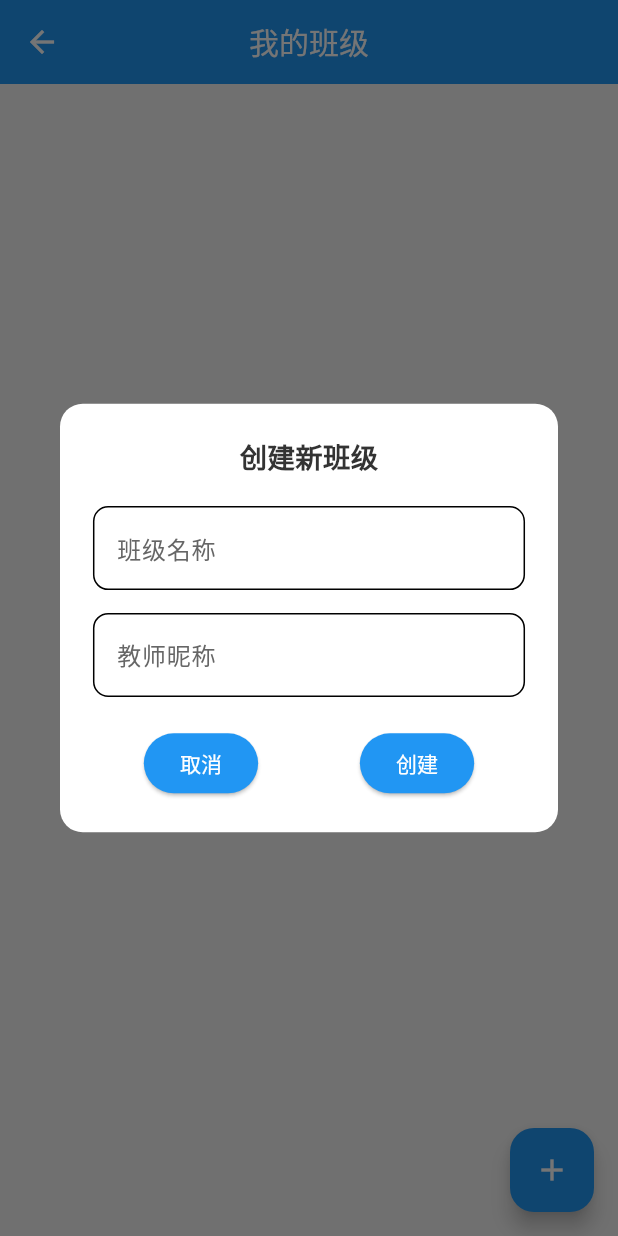
After one commit to yydcc/cccc1, a Flutter app: the TeacherClassinfoView screen opened directly, after a tap on the "add" icon, on a phone screen of 412 x 824 dp. The commit adds this screen. Run offline on Flutter 3.47's test engine with Material 3 defaults, Android fonts, the phone set to English and light mode, and no system bars; drawn by our look-alikes of easy_refresh, oktoast; our stand-ins replace cached_network_image, dio, flutter_easyloading, flutter_screenutil, get, image_picker and 1 more; accounts and stored records are empty; network calls fail.

Commit message:
学生班级界面基本完成

```diff
--- a/lib/module/classinfo/classinfo_model.dart
+++ b/lib/module/classinfo/classinfo_model.dart
@@ -1,4 +1,4 @@
-import 'dart:ffi';
+
 
 class ClassInfo {
   final int classId;
@@ -6,6 +6,9 @@ class ClassInfo {
   final int teacherId;
   final String teacherNickname;
   final String courseCode;
+  final String createAt;
+  final String joinedAt;
+  final int studentCount;
 
   ClassInfo({
     required this.classId,
@@ -13,6 +16,10 @@ class ClassInfo {
     required this.teacherId,
     required this.teacherNickname,
     required this.courseCode,
+    required this.createAt,
+    required this.joinedAt,
+    required this.studentCount,
+
   });
   factory ClassInfo.fromJson(Map<String, dynamic> json) {
     return ClassInfo(
@@ -21,6 +28,9 @@ class ClassInfo {
       teacherId: json['teacherId'],
       teacherNickname: json['teacherNickname'],
       courseCode: json['courseCode'],
+      createAt: json['createAt'],
+      joinedAt: json['joinedAt'],
+      studentCount: json['studentCount']
     );
   }
 }
--- /dev/null
+++ b/lib/module/classinfo/teacher_classinfo_controller.dart
@@ -0,0 +1,217 @@
+import 'package:cccc1/common/utils/storage.dart';
+import 'package:flutter/material.dart';
+import 'package:flutter_screenutil/flutter_screenutil.dart';
+import 'package:get/get.dart';
+import '../../common/utils/http.dart';
+import '../../common/theme/color.dart';
+import 'package:easy_refresh/easy_refresh.dart';
+
+import 'classinfo_model.dart';
+
+
+
+class TeacherClassinfoController extends GetxController {
+  final HttpUtil httpUtil = HttpUtil();
+  final RxList<ClassInfo> classList = <ClassInfo>[].obs;
+  final TextEditingController classNameController = TextEditingController();
+  final TextEditingController teacherNicknameController = TextEditingController();
+  final refreshController = EasyRefreshController(
+    controlFinishRefresh: true,
+    controlFinishLoad: true,
+  );
+
+  int currentPage = 1;
+  final int pageSize = 10;
+  bool hasMore = true;
+
+  @override
+  void onInit() {
+    super.onInit();
+    loadClasses();
+  }
+
+  Future<void> onRefresh() async {
+    currentPage = 1;
+    hasMore = true;
+    await loadClasses();
+    refreshController.finishRefresh();
+    refreshController.resetFooter();
+  }
+
+  Future<void> onLoadMore() async {
+    if (!hasMore) {
+      refreshController.finishLoad(IndicatorResult.noMore);
+      return;
+    }
+
+    currentPage++;
+    await loadClasses(isLoadMore: true);
+    refreshController.finishLoad(
+      hasMore ? IndicatorResult.success : IndicatorResult.noMore
+    );
+  }
+
+  Future<void> loadClasses({bool isLoadMore = false}) async {
+    final storage = await StorageService.instance;
+    final username = storage.getUsername()??'';
+    try {
+      final response = await httpUtil.post(
+        '/teacher/get_class',
+        data: {
+          'username':username,
+          'page': currentPage,
+          'size': pageSize,
+        },
+      );
+
+      if (response.code == 200) {
+        final List<ClassInfo> newClasses = (response.data['classInfoList'] as List? ?? [])
+            .map((item) => ClassInfo(
+          teacherId: item['teacherId'],
+          classId: item['classId'] ,
+          className: item['className'] ?? '',
+          teacherNickname: item['teacherNickname'] ?? '',
+          joinedAt: item['joinedAt'] ?? '',
+          courseCode: item['courseCode'] ?? '',
+          createAt: item['createAt'],
+          studentCount: item['studentCount'],
+        ))
+            .toList();
+
+        if (isLoadMore) {
+          classList.addAll(newClasses);
+        } else {
+          classList.value = newClasses;
+        }
+
+        hasMore = newClasses.length >= pageSize;
+      }
+    } catch (e) {
+      print('Load classes error: $e');
+      Get.snackbar('错误', '获取班级列表失败');
+    }
+  }
+
+  void showCreateClassDialog() {
+    Get.dialog(
+      Dialog(
+        shape: RoundedRectangleBorder(
+          borderRadius: BorderRadius.circular(15.r),
+        ),
+        child: Container(
+          padding: EdgeInsets.all(20.w),
+          child: Column(
+            mainAxisSize: MainAxisSize.min,
+            children: [
+              Text(
+                '创建新班级',
+                style: TextStyle(
+                  fontSize: 18.sp,
+                  fontWeight: FontWeight.bold,
+                  color: GlobalThemData.textPrimaryColor,
+                ),
+              ),
+              SizedBox(height: 20.h),
+              TextField(
+                controller: classNameController,
+                decoration: InputDecoration(
+                  labelText: '班级名称',
+                  labelStyle: TextStyle(color: GlobalThemData.textSecondaryColor),
+                  border: OutlineInputBorder(
+                    borderRadius: BorderRadius.circular(10.r),
+                  ),
+                  focusedBorder: OutlineInputBorder(
+                    borderRadius: BorderRadius.circular(10.r),
+                    borderSide: BorderSide(color: Theme.of(Get.context!).primaryColor),
+                  ),
+                ),
+              ),
+              SizedBox(height: 15.h),
+              TextField(
+                controller: teacherNicknameController,
+                decoration: InputDecoration(
+                  labelText: '教师昵称',
+                  labelStyle: TextStyle(color: GlobalThemData.textSecondaryColor),
+                  border: OutlineInputBorder(
+                    borderRadius: BorderRadius.circular(10.r),
+                  ),
+                  focusedBorder: OutlineInputBorder(
+                    borderRadius: BorderRadius.circular(10.r),
+                    borderSide: BorderSide(color: Theme.of(Get.context!).primaryColor),
+                  ),
+                ),
+              ),
+              SizedBox(height: 20.h),
+              Row(
+                mainAxisAlignment: MainAxisAlignment.spaceAround,
+                children: [
+                  ElevatedButton(
+                    onPressed: () {
+                      classNameController.clear();
+                      teacherNicknameController.clear();
+                      Get.back();
+                    },
+                    style: ElevatedButton.styleFrom(
+                      backgroundColor: Theme.of(Get.context!).primaryColor,
+                    ),
+                    child: Text('取消'),
+                  ),
+                  ElevatedButton(
+                    onPressed: () => handleCreateClass(),
+                    style: ElevatedButton.styleFrom(
+                      backgroundColor: Theme.of(Get.context!).primaryColor,
+                    ),
+                    child: Text('创建'),
+                  ),
+                ],
+              ),
+            ],
+          ),
+        ),
+      ),
+    );
+  }
+
+  Future<void> handleCreateClass() async {
+    if (classNameController.text.isEmpty || teacherNicknameController.text.isEmpty) {
+      Get.snackbar('错误', '请填写完整信息');
+      return;
+    }
+
+    try {
+      final response = await httpUtil.post(
+        '/teacher/create_class',
+        data: {
+          'className': classNameController.text,
+          'teacherNickname': teacherNicknameController.text,
+        },
+      );
+
+      if (response.code == 200) {
+        Get.back();
+        classNameController.clear();
+        teacherNicknameController.clear();
+        Get.snackbar('成功', '班级创建成功');
+        loadClasses();  // 重新加载班级列表
+      } else {
+        Get.snackbar('创建失败', response.msg);
+      }
+    } catch (e) {
+      print('Create class error: $e');
+      Get.snackbar('错误', '创建班级失败，请稍后重试');
+    }
+  }
+
+  void handleClassTap(ClassInfo classInfo) {
+    // 处理班级点击事件，可以跳转到班级详情页面
+    // Get.toNamed('/class-detail', arguments: classInfo);
+  }
+
+  @override
+  void onClose() {
+    classNameController.dispose();
+    teacherNicknameController.dispose();
+    refreshController.dispose();
+    super.onClose();
+  }
+}
--- /dev/null
+++ b/lib/module/classinfo/teacher_classinfo_view.dart
@@ -0,0 +1,149 @@
+import 'package:flutter/material.dart';
+import 'package:flutter_screenutil/flutter_screenutil.dart';
+import 'package:get/get.dart';
+import '../../common/theme/color.dart';
+import 'teacher_classinfo_controller.dart';
+import 'package:easy_refresh/easy_refresh.dart';
+
+class TeacherClassinfoView extends GetView<TeacherClassinfoController> {
+  @override
+  Widget build(BuildContext context) {
+    return Scaffold(
+      backgroundColor: GlobalThemData.backgroundColor,
+      appBar: AppBar(
+        title: Text('我的班级'),
+        centerTitle: true,
+      ),
+      floatingActionButton: FloatingActionButton(
+        onPressed: () => controller.showCreateClassDialog(),
+        backgroundColor: Theme.of(context).primaryColor,
+        child: Icon(Icons.add, color: Colors.white),
+      ),
+      body: Obx(() {
+        return EasyRefresh(
+          controller: controller.refreshController,
+          header: const ClassicHeader(
+            processedDuration: Duration(milliseconds: 0),
+          ),
+          footer: const ClassicFooter(
+            processedDuration: Duration(milliseconds: 0),
+          ),
+          onRefresh: controller.onRefresh,
+          onLoad: controller.onLoadMore,
+          child: controller.classList.isEmpty
+            ? _buildEmptyState()
+            : _buildClassList(context),
+        );
+      }),
+    );
+  }
+
+  Widget _buildEmptyState() {
+    return Center(
+      child: Column(
+        mainAxisAlignment: MainAxisAlignment.center,
+        children: [
+          Icon(
+            Icons.class_outlined,
+            size: 80.sp,
+            color: GlobalThemData.textSecondaryColor.withOpacity(0.5),
+          ),
+          SizedBox(height: 20.h),
+          Text(
+            '还没有创建任何班级',
+            style: TextStyle(
+              fontSize: 16.sp,
+              color: GlobalThemData.textSecondaryColor,
+            ),
+          ),
+          SizedBox(height: 10.h),
+          Text(
+            '点击右下角按钮创建新班级',
+            style: TextStyle(
+              fontSize: 14.sp,
+              color: GlobalThemData.textSecondaryColor,
+            ),
+          ),
+        ],
+      ),
+    );
+  }
+
+  Widget _buildClassList(BuildContext context) {
+    return ListView.builder(
+      padding: EdgeInsets.all(16.w),
+      itemCount: controller.classList.length,
+      itemBuilder: (context, index) {
+        final classInfo = controller.classList[index];
+        return Container(
+          margin: EdgeInsets.only(bottom: 16.h),
+          decoration: BoxDecoration(
+            color: Colors.white,
+            borderRadius: BorderRadius.circular(12.r),
+            boxShadow: [
+              BoxShadow(
+                color: Colors.black.withOpacity(0.05),
+                blurRadius: 10,
+                offset: Offset(0, 5),
+              ),
+            ],
+          ),
+          child: Material(
+            color: Colors.transparent,
+            child: InkWell(
+              onTap: () => controller.handleClassTap(classInfo),
+              borderRadius: BorderRadius.circular(12.r),
+              child: Padding(
+                padding: EdgeInsets.all(16.w),
+                child: Column(
+                  crossAxisAlignment: CrossAxisAlignment.start,
+                  children: [
+                    Row(
+                      children: [
+                        Expanded(
+                          child: Text(
+                            classInfo.className,
+                            style: TextStyle(
+                              fontSize: 18.sp,
+                              fontWeight: FontWeight.bold,
+                              color: Theme.of(context).primaryColor,
+                            ),
+                          ),
+                        ),
+                        Container(
+                          padding: EdgeInsets.symmetric(
+                            horizontal: 12.w,
+                            vertical: 4.h,
+                          ),
+                          decoration: BoxDecoration(
+                            color: Theme.of(context).primaryColor.withOpacity(0.1),
+                            borderRadius: BorderRadius.circular(15.r),
+                          ),
+                          child: Text(
+                            '课程码:${classInfo.courseCode}',
+                            style: TextStyle(
+                              fontSize: 12.sp,
+                              color: Theme.of(context).primaryColor,
+                            ),
+                          ),
+                        ),
+                      ],
+                    ),
+                    SizedBox(height: 8.h),
+                    Text(
+                      '创建时间：${classInfo.createAt}',
+                      style: TextStyle(
+                        fontSize: 14.sp,
+                        color: GlobalThemData.textSecondaryColor,
+                      ),
+                    ),
+                  ],
+                ),
+              ),
+            ),
+          ),
+        );
+      },
+    );
+  }
+}
--- a/lib/module/main/main_binding.dart
+++ b/lib/module/main/main_binding.dart
@@ -5,13 +5,16 @@ import '../home/home_controller.dart';
 import '../schedule/schedule_controller.dart';
 import '../message/message_controller.dart';
 import '../profile/profile_controller.dart';
+import '../classinfo/teacher_classinfo_controller.dart';
+
 class MainBinding implements Bindings {
   @override
   void dependencies() {
     Get.lazyPut<MainController>(() => MainController());
     Get.lazyPut<HomeController>(() => HomeController());
     Get.lazyPut<ScheduleController>(() => ScheduleController());
-    Get.lazyPut<ClassinfoController> (()=>ClassinfoController());
+    Get.lazyPut<ClassinfoController>(() => ClassinfoController());
+    Get.lazyPut<TeacherClassinfoController>(() => TeacherClassinfoController());
     Get.lazyPut<ProfileController>(() => ProfileController());
   }
 }
--- a/lib/module/main/main_view.dart
+++ b/lib/module/main/main_view.dart
@@ -7,6 +7,7 @@ import '../schedule/schedule_view.dart';
 import '../profile/profile_view.dart';
 import '../../common/theme/color.dart';
 import '../classinfo/classinfo_view.dart';
+
 class MainPage extends GetView<MainController> {
   const MainPage({Key? key}) : super(key: key);
 
```
Also changed, not shown: lib/module/classinfo/classinfo_controller.dart (+72 -62 lines), lib/module/classinfo/classinfo_view.dart (+160 -37 lines), lib/module/classinfo/teacher_classinfo_binding.dart (added, +9 -0 lines).
